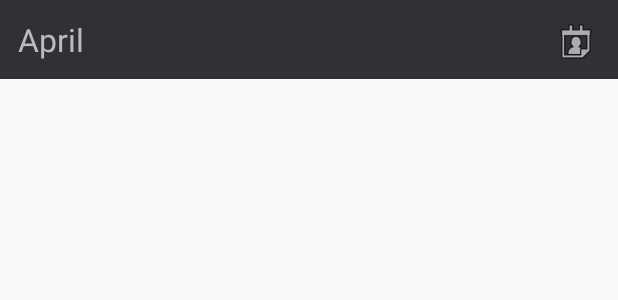
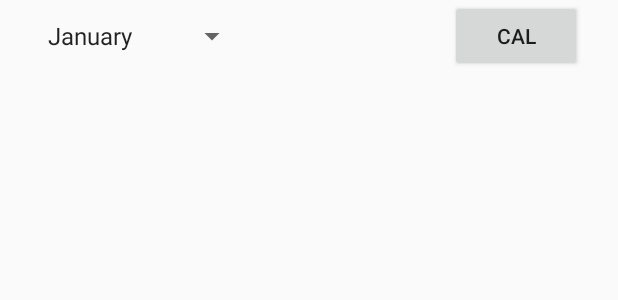
Before and after one commit to babakatea/mobdev_ui, an Android app: the layout activity_header.xml on its own in the app's theme, with its tools: preview values and no code run, on a phone screen of 412 x 824 dp. Shown: the top 300 px of the screen. Run offline under Robolectric (Android 15) with nearby library versions, the phone set to English and light mode, and no system bars.

Commit message:
Add calendar by clicking the button

```diff
--- a/app/build.gradle
+++ b/app/build.gradle
@@ -37,4 +37,5 @@ dependencies {
 
     // my lib
     implementation 'com.github.islandparadise14:Mintable:1.5.0'
+    implementation 'androidx.recyclerview:recyclerview:1.0.0'
 }
--- a/app/src/main/java/com/example/grid/MainActivity.kt
+++ b/app/src/main/java/com/example/grid/MainActivity.kt
@@ -1,18 +1,36 @@
 package com.example.grid
 
+import android.app.DatePickerDialog
 import androidx.appcompat.app.AppCompatActivity
 import android.os.Bundle
-import android.view.Menu
-import android.view.MenuInflater
-import android.widget.Toolbar
-import kotlinx.android.synthetic.*
+import android.view.View
+import android.widget.CalendarView
+import android.widget.Toast
+import kotlinx.android.synthetic.main.activity_header.*
 import kotlinx.android.synthetic.main.activity_main.*
+import java.util.*
 
 class MainActivity : AppCompatActivity() {
 
     override fun onCreate(savedInstanceState: Bundle?) {
         super.onCreate(savedInstanceState)
         setContentView(R.layout.activity_main)
+
+        // calendar
+        val c = Calendar.getInstance()
+        val year = c.get(Calendar.YEAR)
+        val month = c.get(Calendar.MONTH)
+        val day = c.get(Calendar.DAY_OF_MONTH)
+
+        // button click to show DatePickerDialog
+        calendarButton.setOnClickListener {
+            val dpd = DatePickerDialog(this, DatePickerDialog.OnDateSetListener{view, year, month, dayOfMonth ->
+                // some action
+            }, year, month, day)
+            // show dialog
+            dpd.show()
+        }
+
     }
 
     private val day = arrayOf("Mon", "Tue", "Wen", "Thu", "Fri")
@@ -21,4 +39,8 @@ class MainActivity : AppCompatActivity() {
         super.onWindowFocusChanged(hasFocus)
         table.initTable(day)
     }
+
+    // calendar
+
+
 }
--- a/app/src/main/res/layout/activity_header.xml
+++ b/app/src/main/res/layout/activity_header.xml
@@ -2,37 +2,28 @@
 <androidx.constraintlayout.widget.ConstraintLayout xmlns:android="http://schemas.android.com/apk/res/android"
     xmlns:app="http://schemas.android.com/apk/res-auto"
     xmlns:tools="http://schemas.android.com/tools"
+    android:id="@+id/relativeLayout"
     android:layout_width="match_parent"
-    android:layout_height="wrap_content"
-    android:background="@color/darkBackground">
+    android:layout_height="48dp">
 
-    <TextView
-        android:id="@+id/textView2"
+    <Spinner
+        android:id="@+id/monthSpinner"
         android:layout_width="wrap_content"
         android:layout_height="wrap_content"
-        android:layout_marginLeft="12dp"
-        android:layout_marginTop="12dp"
-        android:layout_marginBottom="12dp"
-        android:text="April"
-        android:textColor="@color/lightTextColor"
-        android:textSize="21sp"
+        android:entries="@array/monthsList"
+        android:layout_marginLeft="24dp"
         app:layout_constraintBottom_toBottomOf="parent"
-        app:layout_constraintEnd_toEndOf="parent"
-        app:layout_constraintHorizontal_bias="0.0"
         app:layout_constraintStart_toStartOf="parent"
-        app:layout_constraintTop_toTopOf="parent"
-        app:layout_constraintVertical_bias="0.0" />
+        app:layout_constraintTop_toTopOf="parent" />
 
-    <ImageView
-        android:id="@+id/imageView"
+    <Button
+        android:id="@+id/calendarButton"
         android:layout_width="wrap_content"
         android:layout_height="wrap_content"
-        android:layout_marginTop="12dp"
-        android:layout_marginRight="12dp"
+        android:text="Cal"
         app:layout_constraintBottom_toBottomOf="parent"
         app:layout_constraintEnd_toEndOf="parent"
         app:layout_constraintTop_toTopOf="parent"
-        app:layout_constraintVertical_bias="0.0"
-        app:srcCompat="@android:drawable/ic_menu_my_calendar" />
+        android:layout_marginRight="24dp" />
 
 </androidx.constraintlayout.widget.ConstraintLayout>
--- a/app/src/main/res/layout/activity_main.xml
+++ b/app/src/main/res/layout/activity_main.xml
@@ -6,11 +6,14 @@
     android:layout_height="match_parent"
     tools:context=".MainActivity">
 
-    <include layout="@layout/activity_header" />
+    <include
+        android:id="@+id/include"
+        layout="@layout/activity_header" />
 
     <com.islandparadise14.mintable.MinTimeTableView
         android:id="@+id/table"
         android:layout_width="match_parent"
-        android:layout_height="match_parent" />
+        android:layout_height="wrap_content"
+        app:layout_constraintTop_toBottomOf="@+id/include" />
 
 </androidx.constraintlayout.widget.ConstraintLayout>
--- a/app/src/main/res/values/strings.xml
+++ b/app/src/main/res/values/strings.xml
@@ -1,3 +1,18 @@
 <resources>
     <string name="app_name">Grid</string>
+
+    <string-array name="monthsList">
+        <item>January</item>
+        <item>February</item>
+        <item>March</item>
+        <item>April</item>
+        <item>May</item>
+        <item>June</item>
+        <item>Jule</item>
+        <item>August</item>
+        <item>September</item>
+        <item>October</item>
+        <item>November</item>
+        <item>December</item>
+    </string-array>
 </resources>
--- a/app/src/main/res/values/styles.xml
+++ b/app/src/main/res/values/styles.xml
@@ -1,7 +1,7 @@
 <resources>
 
     <!-- Base application theme. -->
-    <style name="AppTheme" parent="Theme.AppCompat.Light.DarkActionBar">
+    <style name="AppTheme" parent="Theme.AppCompat.Light.NoActionBar">
         <!-- Customize your theme here. -->
         <item name="colorPrimary">@color/colorPrimary</item>
         <item name="colorPrimaryDark">@color/colorPrimaryDark</item>
```
